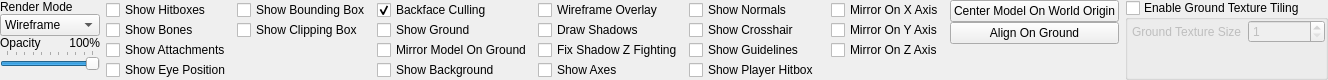
Qt form src/tools/hlam/ui/assets/studiomodel/dockpanels/StudioModelModelDisplayPanel.ui (SamVanheer/HalfLifeAssetManager) before a commit.
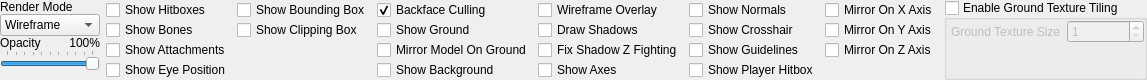
The same form after that commit.

Commit message: Move existing model object position manipulation widgets to new Scene panel Resolves #179

Diff of the .ui file:
```diff
--- a/src/tools/hlam/ui/assets/studiomodel/dockpanels/StudioModelModelDisplayPanel.ui
+++ b/src/tools/hlam/ui/assets/studiomodel/dockpanels/StudioModelModelDisplayPanel.ui
@@ -6,7 +6,7 @@
    <rect>
     <x>0</x>
     <y>0</y>
-    <width>1204</width>
+    <width>1041</width>
     <height>73</height>
    </rect>
   </property>
@@ -431,27 +431,6 @@
      </item>
     </layout>
    </item>
-   <item>
-    <widget class="QWidget" name="CheckBoxesWidget" native="true">
-     <layout class="QGridLayout" name="gridLayout_3">
-      <property name="leftMargin">
-       <number>0</number>
-      </property>
-      <property name="topMargin">
-       <number>0</number>
-      </property>
-      <property name="rightMargin">
-       <number>0</number>
-      </property>
-      <property name="bottomMargin">
-       <number>0</number>
-      </property>
-      <property name="spacing">
-       <number>0</number>
-      </property>
-     </layout>
-    </widget>
-   </item>
    <item>
     <layout class="QVBoxLayout" name="verticalLayout_7">
      <property name="spacing">
@@ -496,54 +475,6 @@
      </item>
     </layout>
    </item>
-   <item>
-    <widget class="QWidget" name="widget" native="true">
-     <layout class="QVBoxLayout" name="verticalLayout">
-      <property name="spacing">
-       <number>0</number>
-      </property>
-      <property name="leftMargin">
-       <number>0</number>
-      </property>
-      <property name="topMargin">
-       <number>0</number>
-      </property>
-      <property name="rightMargin">
-       <number>0</number>
-      </property>
-      <property name="bottomMargin">
-       <number>0</number>
-      </property>
-      <item>
-       <widget class="QPushButton" name="CenterModelOnWorldOrigin">
-        <property name="text">
-         <string>Center Model On World Origin</string>
-        </property>
-       </widget>
-      </item>
-      <item>
-       <widget class="QPushButton" name="AlignOnGround">
-        <property name="text">
-         <string>Align On Ground</string>
-        </property>
-       </widget>
-      </item>
-      <item>
-       <spacer name="verticalSpacer">
-        <property name="orientation">
-         <enum>Qt::Vertical</enum>
-        </property>
-        <property name="sizeHint" stdset="0">
-         <size>
-          <width>20</width>
-          <height>0</height>
-         </size>
-        </property>
-       </spacer>
-      </item>
-     </layout>
-    </widget>
-   </item>
    <item>
     <widget class="QGroupBox" name="EnableGroundTextureTiling">
      <property name="title">
```
The commit also changes 11 other files.
